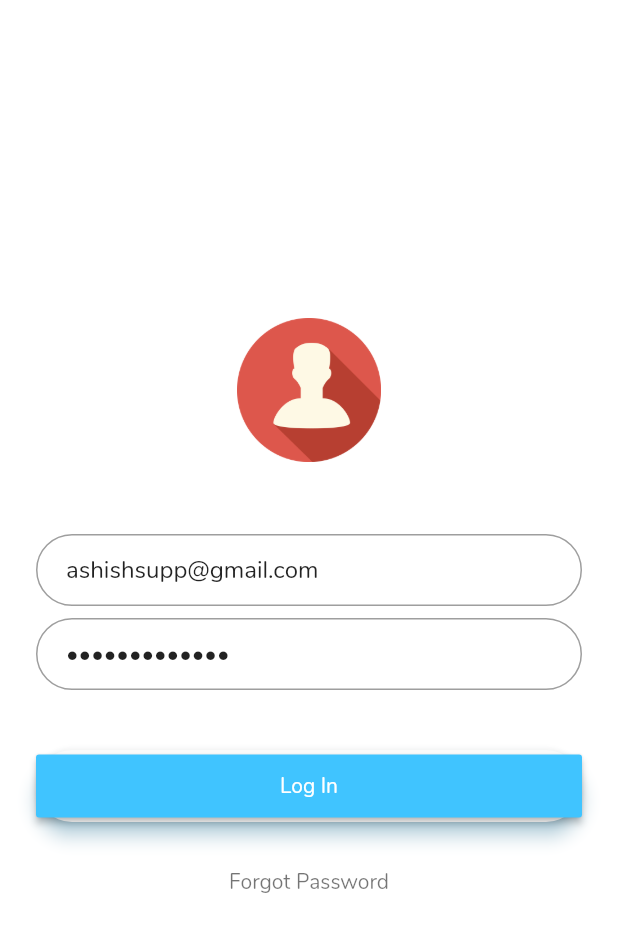
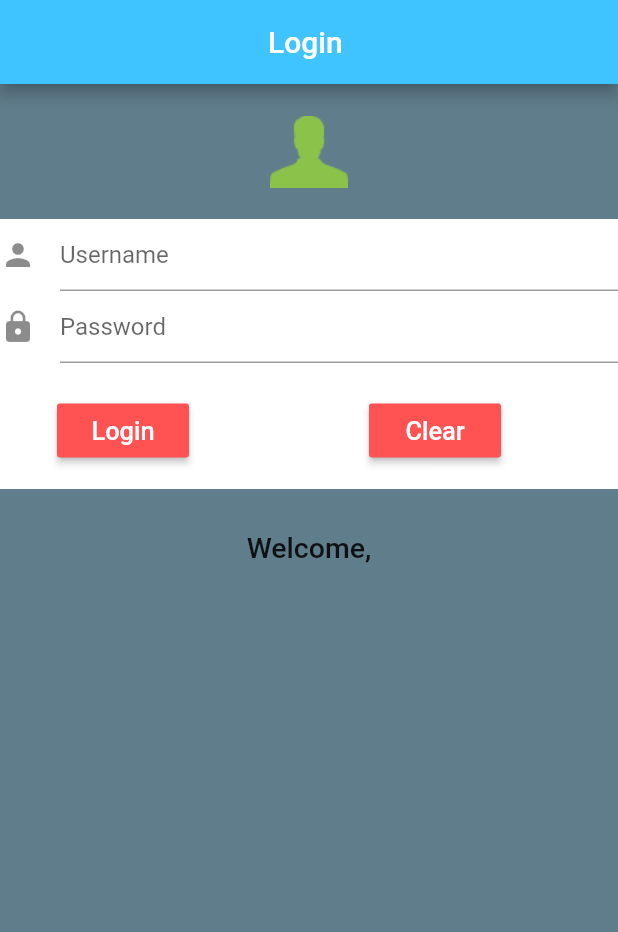
Before and after one commit to Ashishcodebreaker/Flutter-Example-App, a Flutter app: the screen it shows after launch, on a phone screen of 412 x 824 dp. Shown: the top 932 px of the screen. Run offline on Flutter 3.47's test engine with Material 2 defaults, Android fonts, the phone set to English and light mode, and no system bars; missing offline and left inert: flutter_loginpage.

Commit message:
flutter new ui login design

```diff
--- /dev/null
+++ b/lib/Login.dart
@@ -0,0 +1,140 @@
+import 'package:flutter/material.dart';
+class Login extends StatefulWidget{
+  @override
+  State<StatefulWidget> createState() {
+    return new LoginState();
+  }
+}
+class LoginState extends State<Login> {
+  final TextEditingController _userController = new TextEditingController();
+  final TextEditingController _passwordController = new TextEditingController();
+   String _welcomeString = "";
+  void _erase(){
+    setState(() {
+      _userController.clear();
+      _passwordController.clear();
+    });
+
+  }
+
+  @override
+  Widget build(BuildContext context) {
+
+    return new Scaffold(
+      appBar: new AppBar(
+        title: new Text('Login '),
+        centerTitle: true,
+        backgroundColor: Colors.lightBlueAccent,
+      ),
+
+      backgroundColor: Colors.blueGrey,
+      body: new Container(
+        alignment: Alignment.topCenter,
+        child: new ListView(
+          children: <Widget>[
+            new Image.asset(''
+                'assets/253-person@2x.png',
+              width: 90.0,
+              height: 90.0,
+              color: Colors.lightGreen,
+            ),
+            new Container(
+              height: 180.0,
+              width: 300.0,
+              color: Colors.white,
+              child: new Column(
+                children: <Widget>[
+                  new TextField(
+                    controller: _userController,
+                    decoration: new InputDecoration(
+                      hintText: 'Username',
+                      icon: new Icon(Icons.person),
+                    ),
+
+                  ),
+                  new TextField(
+                    controller: _passwordController,
+                    decoration: new InputDecoration(
+                      hintText: 'Password',
+                      icon: new Icon(Icons.lock),
+                    ),
+                    obscureText: true,
+
+                  ),
+                  new Padding(padding: EdgeInsets.all(10.5)),
+                  new Center(
+                      child: new Row(
+                        children: <Widget>[
+                          new Container(
+                            margin: const EdgeInsets.only(left: 38.0),
+                            child: new RaisedButton(
+                              onPressed: _showWelcome,
+                              color: Colors.redAccent,
+                              child: new Text('Login',
+                                style: new TextStyle(
+                                  color: Colors.white,
+                                  fontSize: 16.9,
+
+
+                                ),
+
+                              ),
+
+
+                            ),
+                          ),
+                          new Container(
+                            margin: const EdgeInsets.only(left: 120.0),
+                            child: new RaisedButton(
+                              onPressed: _erase,
+                              color: Colors.redAccent,
+                              child: new Text('Clear',
+                                style: new TextStyle(
+                                  color: Colors.white,
+                                  fontSize: 16.9,
+
+
+                                ),
+
+                              ),
+
+
+                            ),
+                          ),
+                        ],
+
+                      )
+                  ),
+                ],
+              ),
+            ),
+            new Padding(padding: const EdgeInsets.all(14.0)),
+            new Row(
+              mainAxisAlignment: MainAxisAlignment.center,
+              children: <Widget>[
+                new Text("Welcome,$_welcomeString",
+                  style: new TextStyle(
+                    fontSize: 19.0,
+                    fontWeight: FontWeight.w500,
+
+                  ),
+                )
+              ],
+            )
+          ],
+        ),
+
+
+      ),
+    );
+    }
+  void _showWelcome(){
+    setState(() {
+      if (_userController.text.isNotEmpty
+          && _passwordController.text.isNotEmpty){
+        _welcomeString = _userController.text;
+      }else
+        _welcomeString = "Nothing!";
+    });
+  }
+}
--- a/lib/main.dart
+++ b/lib/main.dart
@@ -1,26 +1,14 @@
 import 'package:flutter/material.dart';
-import 'login_page.dart';
-import 'home_page.dart';
+import 'package:login_new_uidesign/Login.dart';
 
-void main() => runApp(new MyApp());
+void main(){
+  runApp(
+    new MaterialApp(
+      debugShowCheckedModeBanner: false,
+     title: "Login",
+      home: new Login(),
 
-class MyApp extends StatelessWidget {
-  final routes = <String, WidgetBuilder>{
-    LoginPage.tag: (context) => LoginPage(),
-    HomePage.tag: (context) => HomePage(),
-  };
+    )
 
-  @override
-  Widget build(BuildContext context) {
-    return new MaterialApp(
-      title: 'Login',
-      debugShowCheckedModeBanner: false,
-      theme: ThemeData(
-        primarySwatch: Colors.lightBlue,
-        fontFamily: 'Nunito',
-      ),
-      home: LoginPage(),
-      routes: routes,
-    );
-  }
+  );
 }
```
Also changed, not shown: pubspec.yaml (+51 -8 lines), assets/253-person@2x.png (added), assets/face.png (added), pubspec.lock, 4 other files.
